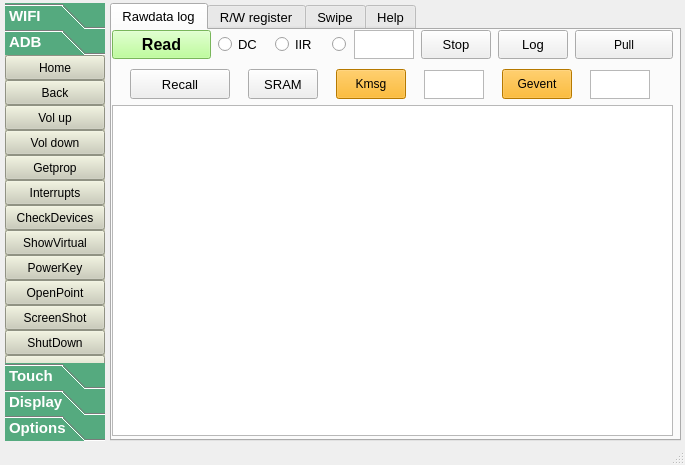
First picture: the form in uimonitor.ui, repository MorgenYang/newMonitor, before the edit.
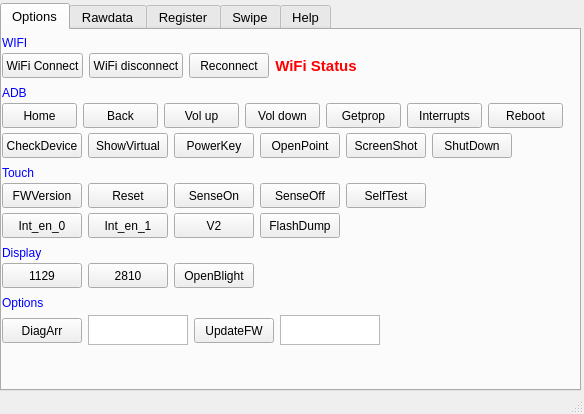
Second picture: the form after the edit. The open tabs and pages were chosen to show the change.

What changed in the file:
```diff
--- a/uimonitor.ui
+++ b/uimonitor.ui
@@ -9,88 +9,58 @@
    <rect>
     <x>0</x>
     <y>0</y>
-    <width>685</width>
-    <height>465</height>
+    <width>584</width>
+    <height>414</height>
    </rect>
   </property>
   <property name="windowTitle">
    <string>ADB Monitor 2.0.0</string>
   </property>
   <widget class="QWidget" name="centralwidget">
-   <widget class="QWidget" name="verticalLayoutWidget">
+   <widget class="QWidget" name="horizontalLayoutWidget">
     <property name="geometry">
      <rect>
       <x>0</x>
       <y>0</y>
-      <width>111</width>
-      <height>441</height>
+      <width>581</width>
+      <height>391</height>
      </rect>
     </property>
-    <layout class="QVBoxLayout" name="verticalLayout">
-     <property name="spacing">
-      <number>0</number>
-     </property>
+    <layout class="QHBoxLayout" name="horizontalLayout">
      <property name="sizeConstraint">
       <enum>QLayout::SetMaximumSize</enum>
      </property>
-     <property name="leftMargin">
-      <number>5</number>
-     </property>
      <property name="topMargin">
       <number>3</number>
      </property>
      <item>
-      <widget class="QToolBox" name="LeftMainWindow">
-       <property name="maximumSize">
-        <size>
-         <width>100</width>
-         <height>500</height>
-        </size>
-       </property>
+      <widget class="QTabWidget" name="TabMainWindow">
        <property name="font">
         <font>
-         <pointsize>11</pointsize>
-         <weight>75</weight>
-         <bold>true</bold>
+         <pointsize>10</pointsize>
+         <weight>50</weight>
+         <bold>false</bold>
         </font>
        </property>
-       <property name="layoutDirection">
-        <enum>Qt::LeftToRight</enum>
-       </property>
-       <property name="styleSheet">
-        <string notr="true">background-color: rgb(85, 170, 127);
-color: rgb(255, 255, 255);</string>
-       </property>
        <property name="currentIndex">
         <number>0</number>
        </property>
-       <property name="tabSpacing">
-        <number>0</number>
-       </property>
-       <widget class="QWidget" name="pageWifi">
-        <property name="geometry">
-         <rect>
-          <x>0</x>
-          <y>0</y>
-          <width>100</width>
-          <height>322</height>
-         </rect>
-        </property>
-        <property name="styleSheet">
-         <string notr="true">background-color: rgb(202, 204, 183);</string>
-        </property>
-        <attribute name="label">
-         <string>WIFI</string>
+       <widget class="QWidget" name="tab_2">
+        <attribute name="title">
+         <string>Options</string>
         </attribute>
+        <widget class="QWidget" name="horizontalLayoutWidget_4">
+         <property name="geometry">
+          <rect>
+           <x>0</x>
+           <y>20</y>
+           <width>561</width>
+           <height>31</height>
+          </rect>
+         </property>
+         <layout class="QHBoxLayout" name="horizontalLayout_4">
+          <item>
         <widget class="QPushButton" name="wifiConnect">
-         <property name="geometry">
-          <rect>
-           <x>0</x>
-           <y>0</y>
-           <width>100</width>
-           <height>25</height>
-          </rect>
-         </property>
          <property name="maximumSize">
           <size>
            <width>100</width>
@@ -107,15 +77,9 @@
           <bool>false</bool>
          </property>
         </widget>
+          </item>
+          <item>
         <widget class="QPushButton" name="wifiDisconnect">
-         <property name="geometry">
-          <rect>
-           <x>0</x>
-           <y>25</y>
-           <width>100</width>
-           <height>25</height>
-          </rect>
-         </property>
          <property name="maximumSize">
           <size>
            <width>100</width>
@@ -132,15 +96,9 @@
           <bool>false</bool>
          </property>
         </widget>
+          </item>
+          <item>
         <widget class="QPushButton" name="wifiReconnect">
-         <property name="geometry">
-          <rect>
-           <x>0</x>
-           <y>50</y>
-           <width>100</width>
-           <height>25</height>
-          </rect>
-         </property>
          <property name="maximumSize">
           <size>
            <width>100</width>
@@ -157,15 +115,9 @@
           <bool>false</bool>
          </property>
         </widget>
+          </item>
+          <item>
         <widget class="QLabel" name="wifiStatus">
-         <property name="geometry">
-          <rect>
-           <x>0</x>
-           <y>80</y>
-           <width>100</width>
-           <height>25</height>
-          </rect>
-         </property>
          <property name="maximumSize">
           <size>
            <width>100</width>
@@ -192,35 +144,38 @@
           <bool>false</bool>
          </property>
         </widget>
-       </widget>
-       <widget class="QWidget" name="pageAdb">
+          </item>
+          <item>
+           <spacer name="horizontalSpacer">
+            <property name="orientation">
+             <enum>Qt::Horizontal</enum>
+            </property>
+            <property name="sizeHint" stdset="0">
+             <size>
+              <width>40</width>
+              <height>20</height>
+             </size>
+            </property>
+           </spacer>
+          </item>
+         </layout>
+        </widget>
+        <widget class="QWidget" name="horizontalLayoutWidget_5">
         <property name="geometry">
          <rect>
           <x>0</x>
-          <y>0</y>
-          <width>100</width>
-          <height>322</height>
-         </rect>
-        </property>
-        <property name="styleSheet">
-         <string notr="true">background-color: rgb(202, 204, 183);</string>
-        </property>
-        <attribute name="label">
-         <string>ADB</string>
-        </attribute>
+           <y>70</y>
+           <width>561</width>
+           <height>31</height>
+          </rect>
+         </property>
+         <layout class="QHBoxLayout" name="horizontalLayout_5">
+          <item>
         <widget class="QPushButton" name="homekey">
-         <property name="geometry">
-          <rect>
-           <x>0</x>
-           <y>0</y>
-           <width>100</width>
-           <height>25</height>
-          </rect>
-         </property>
          <property name="minimumSize">
           <size>
-           <width>100</width>
-           <height>25</height>
+              <width>0</width>
+              <height>0</height>
           </size>
          </property>
          <property name="maximumSize">
@@ -236,15 +191,9 @@
           <string>Home</string>
          </property>
         </widget>
+          </item>
+          <item>
         <widget class="QPushButton" name="backkey">
-         <property name="geometry">
-          <rect>
-           <x>0</x>
-           <y>25</y>
-           <width>100</width>
-           <height>25</height>
-          </rect>
-         </property>
          <property name="maximumSize">
           <size>
            <width>100</width>
@@ -258,15 +207,9 @@
           <string>Back</string>
          </property>
         </widget>
+          </item>
+          <item>
         <widget class="QPushButton" name="volUp">
-         <property name="geometry">
-          <rect>
-           <x>0</x>
-           <y>50</y>
-           <width>100</width>
-           <height>25</height>
-          </rect>
-         </property>
          <property name="maximumSize">
           <size>
            <width>100</width>
@@ -280,15 +223,9 @@
           <string>Vol up</string>
          </property>
         </widget>
+          </item>
+          <item>
         <widget class="QPushButton" name="volDown">
-         <property name="geometry">
-          <rect>
-           <x>0</x>
-           <y>75</y>
-           <width>100</width>
-           <height>25</height>
-          </rect>
-         </property>
          <property name="maximumSize">
           <size>
            <width>100</width>
@@ -302,15 +239,9 @@
           <string>Vol down</string>
          </property>
         </widget>
+          </item>
+          <item>
         <widget class="QPushButton" name="getprop">
-         <property name="geometry">
-          <rect>
-           <x>0</x>
-           <y>100</y>
-           <width>100</width>
-           <height>25</height>
-          </rect>
-         </property>
          <property name="maximumSize">
           <size>
            <width>100</width>
@@ -324,15 +255,9 @@
           <string>Getprop</string>
          </property>
         </widget>
+          </item>
+          <item>
         <widget class="QPushButton" name="interrupts">
-         <property name="geometry">
-          <rect>
-           <x>0</x>
-           <y>125</y>
-           <width>100</width>
-           <height>25</height>
-          </rect>
-         </property>
          <property name="maximumSize">
           <size>
            <width>100</width>
@@ -346,15 +271,37 @@
           <string>Interrupts</string>
          </property>
         </widget>
+          </item>
+          <item>
+           <widget class="QPushButton" name="reboot">
+            <property name="maximumSize">
+             <size>
+              <width>100</width>
+              <height>25</height>
+             </size>
+            </property>
+            <property name="styleSheet">
+             <string notr="true">color: rgb(0, 0, 0);</string>
+            </property>
+            <property name="text">
+             <string>Reboot</string>
+            </property>
+           </widget>
+          </item>
+         </layout>
+        </widget>
+        <widget class="QWidget" name="horizontalLayoutWidget_6">
+         <property name="geometry">
+          <rect>
+           <x>0</x>
+           <y>100</y>
+           <width>563</width>
+           <height>31</height>
+          </rect>
+         </property>
+         <layout class="QHBoxLayout" name="horizontalLayout_6">
+          <item>
         <widget class="QPushButton" name="checkDevice">
-         <property name="geometry">
-          <rect>
-           <x>0</x>
-           <y>150</y>
-           <width>100</width>
-           <height>25</height>
-          </rect>
-         </property>
          <property name="maximumSize">
           <size>
            <width>100</width>
@@ -365,18 +312,12 @@
           <string notr="true">color: rgb(0, 0, 0);</string>
          </property>
          <property name="text">
-          <string>CheckDevices</string>
-         </property>
-        </widget>
+             <string>CheckDevice</string>
+            </property>
+           </widget>
+          </item>
+          <item>
         <widget class="QPushButton" name="hideShowVirtual">
-         <property name="geometry">
-          <rect>
-           <x>0</x>
-           <y>175</y>
-           <width>100</width>
-           <height>25</height>
-          </rect>
-         </property>
          <property name="maximumSize">
           <size>
            <width>100</width>
@@ -390,15 +331,9 @@
           <string>ShowVirtual</string>
          </property>
         </widget>
+          </item>
+          <item>
         <widget class="QPushButton" name="powerKey">
-         <property name="geometry">
-          <rect>
-           <x>0</x>
-           <y>200</y>
-           <width>100</width>
-           <height>25</height>
-          </rect>
-         </property>
          <property name="maximumSize">
           <size>
            <width>100</width>
@@ -412,15 +347,9 @@
           <string>PowerKey</string>
          </property>
         </widget>
+          </item>
+          <item>
         <widget class="QPushButton" name="openClosePoint">
-         <property name="geometry">
-          <rect>
-           <x>0</x>
-           <y>225</y>
-           <width>100</width>
-           <height>25</height>
-          </rect>
-         </property>
          <property name="maximumSize">
           <size>
            <width>100</width>
@@ -434,15 +363,9 @@
           <string>OpenPoint</string>
          </property>
         </widget>
+          </item>
+          <item>
         <widget class="QPushButton" name="screenShot">
-         <property name="geometry">
-          <rect>
-           <x>0</x>
-           <y>250</y>
-           <width>100</width>
-           <height>25</height>
-          </rect>
-         </property>
          <property name="maximumSize">
           <size>
            <width>100</width>
@@ -456,15 +379,9 @@
           <string>ScreenShot</string>
          </property>
         </widget>
+          </item>
+          <item>
         <widget class="QPushButton" name="shutDown">
-         <property name="geometry">
-          <rect>
-           <x>0</x>
-           <y>275</y>
-           <width>100</width>
-           <height>25</height>
-          </rect>
-         </property>
          <property name="maximumSize">
           <size>
            <width>100</width>
@@ -478,53 +395,34 @@
           <string>ShutDown</string>
          </property>
         </widget>
-        <widget class="QPushButton" name="reboot">
-         <property name="geometry">
-          <rect>
-           <x>0</x>
-           <y>300</y>
-           <width>100</width>
-           <height>25</height>
-          </rect>
-         </property>
-         <property name="maximumSize">
+          </item>
+          <item>
+           <spacer name="horizontalSpacer_5">
+            <property name="orientation">
+             <enum>Qt::Horizontal</enum>
+            </property>
+            <property name="sizeHint" stdset="0">
           <size>
-           <width>100</width>
-           <height>25</height>
-          </size>
-         </property>
-         <property name="styleSheet">
-          <string notr="true">color: rgb(0, 0, 0);</string>
-         </property>
-         <property name="text">
-          <string>Reboot</string>
-         </property>
+              <width>40</width>
+              <height>20</height>
+             </size>
+            </property>
+           </spacer>
+          </item>
+         </layout>
         </widget>
-       </widget>
-       <widget class="QWidget" name="pageTouch">
+        <widget class="QWidget" name="horizontalLayoutWidget_7">
         <property name="geometry">
          <rect>
           <x>0</x>
-          <y>0</y>
-          <width>100</width>
-          <height>322</height>
-         </rect>
-        </property>
-        <property name="styleSheet">
-         <string notr="true">background-color: rgb(202, 204, 183);</string>
-        </property>
-        <attribute name="label">
-         <string>Touch</string>
-        </attribute>
+           <y>150</y>
+           <width>561</width>
+           <height>31</height>
+          </rect>
+         </property>
+         <layout class="QHBoxLayout" name="horizontalLayout_7">
+          <item>
         <widget class="QPushButton" name="fwVersion">
-         <property name="geometry">
-          <rect>
-           <x>0</x>
-           <y>0</y>
-           <width>100</width>
-           <height>25</height>
-          </rect>
-         </property>
          <property name="maximumSize">
           <size>
            <width>100</width>
@@ -538,15 +436,9 @@
           <string>FWVersion</string>
          </property>
         </widget>
+          </item>
+          <item>
         <widget class="QPushButton" name="reset">
-         <property name="geometry">
-          <rect>
-           <x>0</x>
-           <y>30</y>
-           <width>100</width>
-           <height>25</height>
-          </rect>
-         </property>
          <property name="maximumSize">
           <size>
            <width>100</width>
@@ -560,15 +452,9 @@
           <string>Reset</string>
          </property>
         </widget>
+          </item>
+          <item>
         <widget class="QPushButton" name="senseon">
-         <property name="geometry">
-          <rect>
-           <x>0</x>
-           <y>60</y>
-           <width>100</width>
-           <height>25</height>
-          </rect>
-         </property>
          <property name="maximumSize">
           <size>
            <width>100</width>
@@ -582,15 +468,9 @@
           <string>SenseOn</string>
          </property>
         </widget>
+          </item>
+          <item>
         <widget class="QPushButton" name="senseoff">
-         <property name="geometry">
-          <rect>
-           <x>0</x>
-           <y>90</y>
-           <width>100</width>
-           <height>25</height>
-          </rect>
-         </property>
          <property name="maximumSize">
           <size>
            <width>100</width>
@@ -604,15 +484,9 @@
           <string>SenseOff</string>
          </property>
         </widget>
+          </item>
+          <item>
         <widget class="QPushButton" name="selftest">
-         <property name="geometry">
-          <rect>
-           <x>0</x>
-           <y>120</y>
-           <width>100</width>
-           <height>25</height>
-          </rect>
-         </property>
          <property name="maximumSize">
           <size>
            <width>100</width>
@@ -626,119 +500,34 @@
           <string>SelfTest</string>
          </property>
         </widget>
-        <widget class="QPushButton" name="inten0">
-         <property name="geometry">
-          <rect>
-           <x>0</x>
-           <y>150</y>
-           <width>100</width>
-           <height>25</height>
-          </rect>
-         </property>
-         <property name="maximumSize">
+          </item>
+          <item>
+           <spacer name="horizontalSpacer_6">
+            <property name="orientation">
+             <enum>Qt::Horizontal</enum>
+            </property>
+            <property name="sizeHint" stdset="0">
           <size>
-           <width>100</width>
-           <height>25</height>
-          </size>
-         </property>
-         <property name="styleSheet">
-          <string notr="true">color: rgb(0, 0, 0);</string>
-         </property>
-         <property name="text">
-          <string>Int_en_0</string>
-         </property>
+              <width>40</width>
+              <height>20</height>
+             </size>
+            </property>
+           </spacer>
+          </item>
+         </layout>
         </widget>
-        <widget class="QPushButton" name="inten1">
+        <widget class="QWidget" name="horizontalLayoutWidget_8">
          <property name="geometry">
           <rect>
            <x>0</x>
-           <y>180</y>
-           <width>100</width>
-           <height>25</height>
+           <y>230</y>
+           <width>561</width>
+           <height>31</height>
           </rect>
          </property>
-         <property name="maximumSize">
-          <size>
-           <width>100</width>
-           <height>25</height>
-          </size>
-         </property>
-         <property name="styleSheet">
-          <string notr="true">color: rgb(0, 0, 0);</string>
-         </property>
-         <property name="text">
-          <string>Int_en_1</string>
-         </property>
-        </widget>
-        <widget class="QPushButton" name="driverVersion">
-         <property name="geometry">
-          <rect>
-           <x>0</x>
-           <y>210</y>
-           <width>100</width>
-           <height>25</height>
-          </rect>
-         </property>
-         <property name="maximumSize">
-          <size>
-           <width>100</width>
-           <height>25</height>
-          </size>
-         </property>
-         <property name="styleSheet">
-          <string notr="true">color: rgb(0, 0, 0);</string>
-         </property>
-         <property name="text">
-          <string>V2</string>
-         </property>
-        </widget>
-        <widget class="QPushButton" name="flashDump">
-         <property name="geometry">
-          <rect>
-           <x>0</x>
-           <y>240</y>
-           <width>100</width>
-           <height>25</height>
-          </rect>
-         </property>
-         <property name="maximumSize">
-          <size>
-           <width>100</width>
-           <height>25</height>
-          </size>
-         </property>
-         <property name="styleSheet">
-          <string notr="true">color: rgb(0, 0, 0);</string>
-         </property>
-         <property name="text">
-          <string>FlashDump</string>
-         </property>
-        </widget>
-       </widget>
-       <widget class="QWidget" name="pageDisplay">
-        <property name="geometry">
-         <rect>
-          <x>0</x>
-          <y>0</y>
-          <width>100</width>
-          <height>322</height>
-         </rect>
-        </property>
-        <property name="styleSheet">
-         <string notr="true">background-color: rgb(202, 204, 183);</string>
-        </property>
-        <attribute name="label">
-         <string>Display</string>
-        </attribute>
+         <layout class="QHBoxLayout" name="horizontalLayout_8">
+          <item>
         <widget class="QPushButton" name="d1129">
-         <property name="geometry">
-          <rect>
-           <x>0</x>
-           <y>0</y>
-           <width>100</width>
-           <height>25</height>
-          </rect>
-         </property>
          <property name="maximumSize">
           <size>
            <width>100</width>
@@ -752,15 +541,9 @@
           <string>1129</string>
          </property>
         </widget>
+          </item>
+          <item>
         <widget class="QPushButton" name="d2810">
-         <property name="geometry">
-          <rect>
-           <x>0</x>
-           <y>30</y>
-           <width>100</width>
-           <height>25</height>
-          </rect>
-         </property>
          <property name="maximumSize">
           <size>
            <width>100</width>
@@ -774,15 +557,9 @@
           <string>2810</string>
          </property>
         </widget>
+          </item>
+          <item>
         <widget class="QPushButton" name="openBlight">
-         <property name="geometry">
-          <rect>
-           <x>0</x>
-           <y>60</y>
-           <width>100</width>
-           <height>25</height>
-          </rect>
-         </property>
          <property name="maximumSize">
           <size>
            <width>100</width>
@@ -796,75 +573,34 @@
           <string>OpenBlight</string>
          </property>
         </widget>
-       </widget>
-       <widget class="QWidget" name="pageOptions">
-        <property name="geometry">
-         <rect>
-          <x>0</x>
-          <y>0</y>
-          <width>100</width>
-          <height>322</height>
-         </rect>
-        </property>
-        <property name="font">
-         <font>
-          <weight>50</weight>
-          <bold>false</bold>
-         </font>
-        </property>
-        <property name="styleSheet">
-         <string notr="true">background-color: rgb(202, 204, 183);</string>
-        </property>
-        <attribute name="label">
-         <string>Options</string>
-        </attribute>
-        <widget class="QTextEdit" name="diagArrText">
-         <property name="geometry">
-          <rect>
-           <x>0</x>
-           <y>30</y>
-           <width>99</width>
-           <height>30</height>
-          </rect>
-         </property>
-         <property name="maximumSize">
+          </item>
+          <item>
+           <spacer name="horizontalSpacer_3">
+            <property name="orientation">
+             <enum>Qt::Horizontal</enum>
+            </property>
+            <property name="sizeHint" stdset="0">
           <size>
-           <width>100</width>
-           <height>30</height>
-          </size>
-         </property>
-         <property name="styleSheet">
-          <string notr="true">color: rgb(0, 0, 0);</string>
-         </property>
+              <width>40</width>
+              <height>20</height>
+             </size>
+            </property>
+           </spacer>
+          </item>
+         </layout>
         </widget>
-        <widget class="QTextEdit" name="updateFWText">
+        <widget class="QWidget" name="horizontalLayoutWidget_9">
          <property name="geometry">
           <rect>
            <x>0</x>
-           <y>120</y>
-           <width>99</width>
-           <height>30</height>
+           <y>280</y>
+           <width>561</width>
+           <height>41</height>
           </rect>
          </property>
-         <property name="maximumSize">
-          <size>
-           <width>100</width>
-           <height>30</height>
-          </size>
-         </property>
-         <property name="styleSheet">
-          <string notr="true">color: rgb(0, 0, 0);</string>
-         </property>
-        </widget>
+         <layout class="QHBoxLayout" name="horizontalLayout_9">
+          <item>
         <widget class="QPushButton" name="diagArr">
-         <property name="geometry">
-          <rect>
-           <x>0</x>
-           <y>0</y>
-           <width>100</width>
-           <height>25</height>
-          </rect>
-         </property>
          <property name="maximumSize">
           <size>
            <width>100</width>
@@ -878,15 +614,22 @@
           <string>DiagArr</string>
          </property>
         </widget>
+          </item>
+          <item>
+           <widget class="QTextEdit" name="diagArrText">
+            <property name="maximumSize">
+             <size>
+              <width>100</width>
+              <height>30</height>
+             </size>
+            </property>
+            <property name="styleSheet">
+             <string notr="true">color: rgb(0, 0, 0);</string>
+            </property>
+           </widget>
+          </item>
+          <item>
         <widget class="QPushButton" name="updateFW">
-         <property name="geometry">
-          <rect>
-           <x>0</x>
-           <y>90</y>
-           <width>100</width>
-           <height>25</height>
-          </rect>
-         </property>
          <property name="maximumSize">
           <size>
            <width>100</width>
@@ -900,50 +643,251 @@
           <string>UpdateFW</string>
          </property>
         </widget>
-       </widget>
-      </widget>
-     </item>
-    </layout>
-   </widget>
-   <widget class="QWidget" name="horizontalLayoutWidget">
+          </item>
+          <item>
+           <widget class="QTextEdit" name="updateFWText">
+            <property name="maximumSize">
+             <size>
+              <width>100</width>
+              <height>30</height>
+             </size>
+            </property>
+            <property name="styleSheet">
+             <string notr="true">color: rgb(0, 0, 0);</string>
+            </property>
+           </widget>
+          </item>
+          <item>
+           <spacer name="horizontalSpacer_4">
+            <property name="orientation">
+             <enum>Qt::Horizontal</enum>
+            </property>
+            <property name="sizeHint" stdset="0">
+             <size>
+              <width>40</width>
+              <height>20</height>
+             </size>
+            </property>
+           </spacer>
+          </item>
+         </layout>
+        </widget>
+        <widget class="QWidget" name="horizontalLayoutWidget_10">
     <property name="geometry">
      <rect>
-      <x>110</x>
-      <y>0</y>
-      <width>571</width>
-      <height>441</height>
-     </rect>
-    </property>
-    <layout class="QHBoxLayout" name="horizontalLayout">
-     <property name="sizeConstraint">
-      <enum>QLayout::SetMaximumSize</enum>
-     </property>
-     <property name="topMargin">
-      <number>3</number>
-     </property>
+           <x>0</x>
+           <y>180</y>
+           <width>561</width>
+           <height>31</height>
+          </rect>
+         </property>
+         <layout class="QHBoxLayout" name="horizontalLayout_10">
+          <item>
+           <widget class="QPushButton" name="inten0">
+            <property name="maximumSize">
+             <size>
+              <width>100</width>
+              <height>25</height>
+             </size>
+            </property>
+            <property name="styleSheet">
+             <string notr="true">color: rgb(0, 0, 0);</string>
+            </property>
+            <property name="text">
+             <string>Int_en_0</string>
+            </property>
+           </widget>
+          </item>
      <item>
-      <widget class="QTabWidget" name="TabMainWindow">
+           <widget class="QPushButton" name="inten1">
+            <property name="maximumSize">
+             <size>
+              <width>100</width>
+              <height>25</height>
+             </size>
+            </property>
+            <property name="styleSheet">
+             <string notr="true">color: rgb(0, 0, 0);</string>
+            </property>
+            <property name="text">
+             <string>Int_en_1</string>
+            </property>
+           </widget>
+          </item>
+          <item>
+           <widget class="QPushButton" name="driverVersion">
+            <property name="maximumSize">
+             <size>
+              <width>100</width>
+              <height>25</height>
+             </size>
+            </property>
+            <property name="styleSheet">
+             <string notr="true">color: rgb(0, 0, 0);</string>
+            </property>
+            <property name="text">
+             <string>V2</string>
+            </property>
+           </widget>
+          </item>
+          <item>
+           <widget class="QPushButton" name="flashDump">
+            <property name="maximumSize">
+             <size>
+              <width>100</width>
+              <height>25</height>
+             </size>
+            </property>
+            <property name="styleSheet">
+             <string notr="true">color: rgb(0, 0, 0);</string>
+            </property>
+            <property name="text">
+             <string>FlashDump</string>
+            </property>
+           </widget>
+          </item>
+          <item>
+           <spacer name="horizontalSpacer_2">
+            <property name="orientation">
+             <enum>Qt::Horizontal</enum>
+            </property>
+            <property name="sizeHint" stdset="0">
+             <size>
+              <width>40</width>
+              <height>20</height>
+             </size>
+            </property>
+           </spacer>
+          </item>
+         </layout>
+        </widget>
+        <widget class="QLabel" name="wifilabel">
+         <property name="geometry">
+          <rect>
+           <x>0</x>
+           <y>5</y>
+           <width>101</width>
+           <height>16</height>
+          </rect>
+         </property>
        <property name="font">
         <font>
-         <pointsize>10</pointsize>
          <weight>50</weight>
          <bold>false</bold>
-        </font>
-       </property>
-       <property name="currentIndex">
-        <number>0</number>
-       </property>
+           <underline>false</underline>
+          </font>
+         </property>
+         <property name="styleSheet">
+          <string notr="true">color: rgb(0, 0, 255);</string>
+         </property>
+         <property name="text">
+          <string>WIFI</string>
+         </property>
+        </widget>
+        <widget class="QLabel" name="adblabel">
+         <property name="geometry">
+          <rect>
+           <x>0</x>
+           <y>55</y>
+           <width>101</width>
+           <height>16</height>
+          </rect>
+         </property>
+         <property name="font">
+          <font>
+           <weight>50</weight>
+           <bold>false</bold>
+           <underline>false</underline>
+          </font>
+         </property>
+         <property name="styleSheet">
+          <string notr="true">color: rgb(0, 0, 255);</string>
+         </property>
+         <property name="text">
+          <string>ADB</string>
+         </property>
+        </widget>
+        <widget class="QLabel" name="touchlabel">
+         <property name="geometry">
+          <rect>
+           <x>0</x>
+           <y>135</y>
+           <width>101</width>
+           <height>16</height>
+          </rect>
+         </property>
+         <property name="font">
+          <font>
+           <weight>50</weight>
+           <bold>false</bold>
+           <underline>false</underline>
+          </font>
+         </property>
+         <property name="styleSheet">
+          <string notr="true">color: rgb(0, 0, 255);</string>
+         </property>
+         <property name="text">
+          <string>Touch</string>
+         </property>
+        </widget>
+        <widget class="QLabel" name="displaylabel">
+         <property name="geometry">
+          <rect>
+           <x>0</x>
+           <y>215</y>
+           <width>101</width>
+           <height>16</height>
+          </rect>
+         </property>
+         <property name="font">
+          <font>
+           <weight>50</weight>
+           <bold>false</bold>
+           <underline>false</underline>
+          </font>
+         </property>
+         <property name="styleSheet">
+          <string notr="true">color: rgb(0, 0, 255);</string>
+         </property>
+         <property name="text">
+          <string>Display</string>
+         </property>
+        </widget>
+        <widget class="QLabel" name="optionlabel">
+         <property name="geometry">
+          <rect>
+           <x>0</x>
+           <y>265</y>
+           <width>101</width>
+           <height>16</height>
+          </rect>
+         </property>
+         <property name="font">
+          <font>
+           <weight>50</weight>
+           <bold>false</bold>
+           <underline>false</underline>
+          </font>
+         </property>
+         <property name="styleSheet">
+          <string notr="true">color: rgb(0, 0, 255);</string>
+         </property>
+         <property name="text">
+          <string>Options</string>
+         </property>
+        </widget>
+       </widget>
        <widget class="QWidget" name="tab">
         <attribute name="title">
-         <string>Rawdata log</string>
+         <string>Rawdata</string>
         </attribute>
         <widget class="QTextBrowser" name="rawdataShowText">
          <property name="geometry">
           <rect>
            <x>0</x>
-           <y>75</y>
-           <width>561</width>
-           <height>331</height>
+           <y>65</y>
+           <width>571</width>
+           <height>291</height>
           </rect>
          </property>
         </widget>
@@ -952,7 +896,7 @@
           <rect>
            <x>0</x>
            <y>0</y>
-           <width>561</width>
+           <width>571</width>
            <height>31</height>
           </rect>
          </property>
@@ -1089,14 +1033,27 @@
             </property>
            </widget>
           </item>
+          <item>
+           <spacer name="horizontalSpacer_8">
+            <property name="orientation">
+             <enum>Qt::Horizontal</enum>
+            </property>
+            <property name="sizeHint" stdset="0">
+             <size>
+              <width>40</width>
+              <height>20</height>
+             </size>
+            </property>
+           </spacer>
+          </item>
          </layout>
         </widget>
         <widget class="QWidget" name="horizontalLayoutWidget_2">
          <property name="geometry">
           <rect>
            <x>0</x>
-           <y>39</y>
-           <width>561</width>
+           <y>30</y>
+           <width>571</width>
            <height>31</height>
           </rect>
          </property>
@@ -1197,12 +1154,25 @@
             </property>
            </widget>
           </item>
+          <item>
+           <spacer name="horizontalSpacer_7">
+            <property name="orientation">
+             <enum>Qt::Horizontal</enum>
+            </property>
+            <property name="sizeHint" stdset="0">
+             <size>
+              <width>40</width>
+              <height>20</height>
+             </size>
+            </property>
+           </spacer>
+          </item>
          </layout>
         </widget>
        </widget>
        <widget class="QWidget" name="TabRWRegister">
         <attribute name="title">
-         <string>R/W register</string>
+         <string>Register</string>
         </attribute>
         <widget class="QPushButton" name="pushButtonRead">
          <property name="geometry">
@@ -1210,7 +1180,7 @@
            <x>0</x>
            <y>0</y>
            <width>100</width>
-           <height>30</height>
+           <height>25</height>
           </rect>
          </property>
          <property name="maximumSize">
@@ -1227,7 +1197,7 @@
          <property name="geometry">
           <rect>
            <x>0</x>
-           <y>30</y>
+           <y>27</y>
            <width>100</width>
            <height>101</height>
           </rect>
@@ -1243,9 +1213,9 @@
          <property name="geometry">
           <rect>
            <x>350</x>
-           <y>105</y>
+           <y>90</y>
            <width>120</width>
-           <height>30</height>
+           <height>25</height>
           </rect>
          </property>
          <property name="maximumSize">
@@ -1259,9 +1229,9 @@
          <property name="geometry">
           <rect>
            <x>350</x>
-           <y>140</y>
+           <y>120</y>
            <width>120</width>
-           <height>30</height>
+           <height>25</height>
           </rect>
          </property>
          <property name="maximumSize">
@@ -1275,9 +1245,9 @@
          <property name="geometry">
           <rect>
            <x>350</x>
-           <y>70</y>
+           <y>60</y>
            <width>120</width>
-           <height>30</height>
+           <height>25</height>
           </rect>
          </property>
          <property name="maximumSize">
@@ -1291,9 +1261,9 @@
          <property name="geometry">
           <rect>
            <x>220</x>
-           <y>35</y>
+           <y>30</y>
            <width>120</width>
-           <height>30</height>
+           <height>25</height>
           </rect>
          </property>
          <property name="maximumSize">
@@ -1307,9 +1277,9 @@
          <property name="geometry">
           <rect>
            <x>220</x>
-           <y>70</y>
+           <y>60</y>
            <width>120</width>
-           <height>30</height>
+           <height>25</height>
           </rect>
          </property>
          <property name="maximumSize">
@@ -1325,7 +1295,7 @@
            <x>220</x>
            <y>0</y>
            <width>120</width>
-           <height>30</height>
+           <height>25</height>
           </rect>
          </property>
          <property name="maximumSize">
@@ -1339,9 +1309,9 @@
          <property name="geometry">
           <rect>
            <x>350</x>
-           <y>35</y>
+           <y>30</y>
            <width>120</width>
-           <height>30</height>
+           <height>25</height>
           </rect>
          </property>
          <property name="maximumSize">
@@ -1357,7 +1327,7 @@
            <x>110</x>
            <y>0</y>
            <width>100</width>
-           <height>30</height>
+           <height>25</height>
           </rect>
          </property>
          <property name="maximumSize">
@@ -1374,9 +1344,9 @@
          <property name="geometry">
           <rect>
            <x>110</x>
-           <y>35</y>
+           <y>30</y>
            <width>100</width>
-           <height>30</height>
+           <height>25</height>
           </rect>
          </property>
          <property name="maximumSize">
@@ -1395,7 +1365,7 @@
            <x>350</x>
            <y>0</y>
            <width>120</width>
-           <height>30</height>
+           <height>25</height>
           </rect>
          </property>
          <property name="maximumSize">
@@ -1409,9 +1379,9 @@
          <property name="geometry">
           <rect>
            <x>220</x>
-           <y>105</y>
+           <y>90</y>
            <width>120</width>
-           <height>30</height>
+           <height>25</height>
           </rect>
          </property>
          <property name="maximumSize">
@@ -1425,9 +1395,9 @@
          <property name="geometry">
           <rect>
            <x>110</x>
-           <y>70</y>
+           <y>60</y>
            <width>100</width>
-           <height>30</height>
+           <height>25</height>
           </rect>
          </property>
          <property name="maximumSize">
@@ -1444,9 +1414,9 @@
          <property name="geometry">
           <rect>
            <x>220</x>
-           <y>140</y>
+           <y>120</y>
            <width>120</width>
-           <height>30</height>
+           <height>25</height>
           </rect>
          </property>
          <property name="maximumSize">
@@ -1460,9 +1430,9 @@
          <property name="geometry">
           <rect>
            <x>110</x>
-           <y>140</y>
+           <y>120</y>
            <width>100</width>
-           <height>30</height>
+           <height>25</height>
           </rect>
          </property>
          <property name="maximumSize">
@@ -1479,9 +1449,9 @@
          <property name="geometry">
           <rect>
            <x>110</x>
-           <y>105</y>
+           <y>90</y>
            <width>100</width>
-           <height>30</height>
+           <height>25</height>
           </rect>
          </property>
          <property name="maximumSize">
@@ -1498,7 +1468,7 @@
          <property name="geometry">
           <rect>
            <x>5</x>
-           <y>140</y>
+           <y>128</y>
            <width>50</width>
            <height>20</height>
           </rect>
@@ -1524,9 +1494,9 @@
          <property name="geometry">
           <rect>
            <x>70</x>
-           <y>140</y>
+           <y>128</y>
            <width>30</width>
-           <height>22</height>
+           <height>20</height>
           </rect>
          </property>
          <item>
@@ -1574,9 +1544,9 @@
          <property name="geometry">
           <rect>
            <x>0</x>
-           <y>175</y>
-           <width>561</width>
-           <height>231</height>
+           <y>150</y>
+           <width>571</width>
+           <height>211</height>
           </rect>
          </property>
         </widget>
```
Lines whose indentation alone changed are shown as unchanged.
